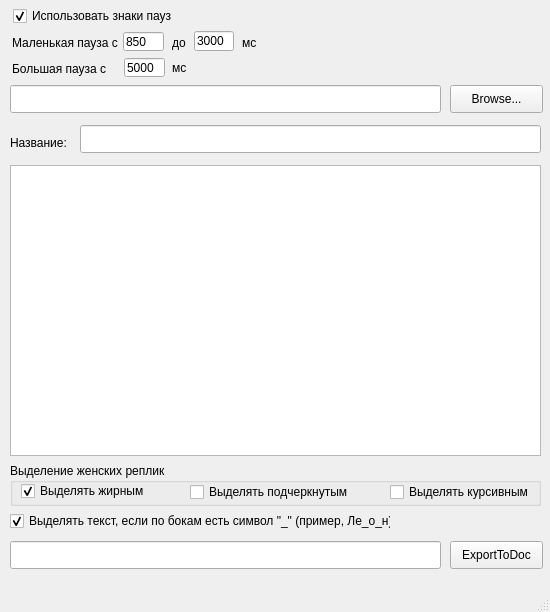
kei91/SrtToContinuityListConverter, file mainwindow.ui: the form before one commit.
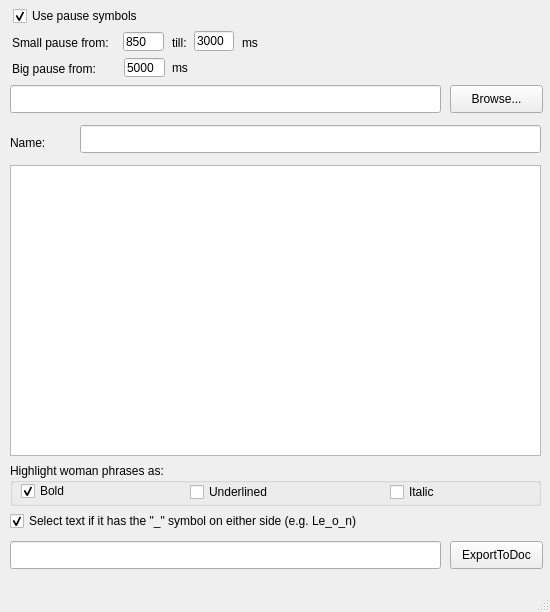
The form after the commit.

Commit message: Translate to en

The edit to the form file:
```diff
--- a/mainwindow.ui
+++ b/mainwindow.ui
@@ -80,7 +80,7 @@
      </rect>
     </property>
     <property name="text">
-     <string>Название:</string>
+     <string>Name:</string>
     </property>
    </widget>
    <widget class="QLineEdit" name="DocNameLine">
@@ -103,7 +103,7 @@
      </rect>
     </property>
     <property name="text">
-     <string>Использовать знаки пауз</string>
+     <string>Use pause symbols</string>
     </property>
     <property name="checked">
      <bool>true</bool>
@@ -132,7 +132,7 @@
      </rect>
     </property>
     <property name="text">
-     <string>&lt;html&gt;&lt;head/&gt;&lt;body&gt;&lt;p&gt;Маленькая пауза с&lt;/p&gt;&lt;/body&gt;&lt;/html&gt;</string>
+     <string>&lt;html&gt;&lt;head/&gt;&lt;body&gt;&lt;p&gt;Small pause from:&lt;/p&gt;&lt;/body&gt;&lt;/html&gt;</string>
     </property>
    </widget>
    <widget class="QLabel" name="label_2">
@@ -145,7 +145,7 @@
      </rect>
     </property>
     <property name="text">
-     <string>&lt;html&gt;&lt;head/&gt;&lt;body&gt;&lt;p&gt;до&lt;/p&gt;&lt;/body&gt;&lt;/html&gt;</string>
+     <string>&lt;html&gt;&lt;head/&gt;&lt;body&gt;&lt;p&gt;till:&lt;/p&gt;&lt;/body&gt;&lt;/html&gt;</string>
     </property>
    </widget>
    <widget class="QLabel" name="label_3">
@@ -158,7 +158,7 @@
      </rect>
     </property>
     <property name="text">
-     <string>&lt;html&gt;&lt;head/&gt;&lt;body&gt;&lt;p&gt;мс&lt;/p&gt;&lt;/body&gt;&lt;/html&gt;</string>
+     <string>&lt;html&gt;&lt;head/&gt;&lt;body&gt;&lt;p&gt;ms&lt;/p&gt;&lt;/body&gt;&lt;/html&gt;</string>
     </property>
    </widget>
    <widget class="QLineEdit" name="SmallPauseEnd">
@@ -184,7 +184,7 @@
      </rect>
     </property>
     <property name="text">
-     <string>&lt;html&gt;&lt;head/&gt;&lt;body&gt;&lt;p&gt;Большая пауза с&lt;/p&gt;&lt;/body&gt;&lt;/html&gt;</string>
+     <string>&lt;html&gt;&lt;head/&gt;&lt;body&gt;&lt;p&gt;Big pause from:&lt;/p&gt;&lt;/body&gt;&lt;/html&gt;</string>
     </property>
    </widget>
    <widget class="QLineEdit" name="BigPauseStart">
@@ -210,7 +210,7 @@
      </rect>
     </property>
     <property name="text">
-     <string>&lt;html&gt;&lt;head/&gt;&lt;body&gt;&lt;p&gt;мс&lt;/p&gt;&lt;/body&gt;&lt;/html&gt;</string>
+     <string>&lt;html&gt;&lt;head/&gt;&lt;body&gt;&lt;p&gt;ms&lt;/p&gt;&lt;/body&gt;&lt;/html&gt;</string>
     </property>
    </widget>
    <widget class="QGroupBox" name="groupBox_2">
@@ -223,7 +223,7 @@
      </rect>
     </property>
     <property name="title">
-     <string>Выделение женских реплик</string>
+     <string>Highlight woman phrases as:</string>
     </property>
     <widget class="QCheckBox" name="FemaleLineBold">
      <property name="geometry">
@@ -235,7 +235,7 @@
       </rect>
      </property>
      <property name="text">
-      <string>Выделять жирным</string>
+      <string>Bold</string>
      </property>
      <property name="checked">
       <bool>true</bool>
@@ -251,7 +251,7 @@
       </rect>
      </property>
      <property name="text">
-      <string>Выделять подчеркнутым</string>
+      <string>Underlined</string>
      </property>
     </widget>
     <widget class="QCheckBox" name="FemaleLineItalic">
@@ -264,7 +264,7 @@
       </rect>
      </property>
      <property name="text">
-      <string>Выделять курсивным</string>
+      <string>Italic</string>
      </property>
     </widget>
    </widget>
@@ -278,7 +278,7 @@
      </rect>
     </property>
     <property name="text">
-     <string>Выделять текст, если по бокам есть символ &quot;_&quot; (пример, Ле_о_н)</string>
+     <string>Select text if it has the &quot;_&quot; symbol on either side (e.g. Le_o_n)</string>
     </property>
     <property name="checked">
      <bool>true</bool>
```
The commit also changes 2 other files.
